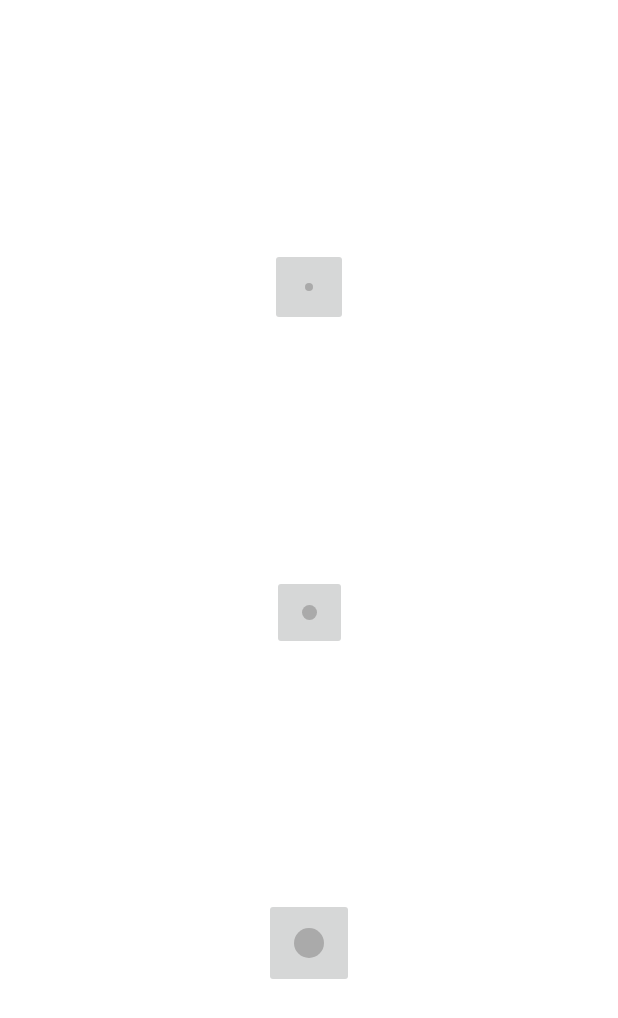
After one commit to shahrazeahmad07/Drawing-Canvas-App, an Android app: the layout dialogue_eraser_size.xml on its own in the app's theme, with its tools: preview values and no code run, on a phone screen of 412 x 824 dp. The commit adds this screen. Shown: the top 1018 px of the screen. Run offline under Robolectric (Android 15) with nearby library versions, the light colour scheme and no system bars.

Commit message:
eraser size dialog completed

```diff
--- /dev/null
+++ b/app/src/main/res/drawable/shape_eraser_large.xml
@@ -0,0 +1,9 @@
+<?xml version="1.0" encoding="utf-8"?>
+<shape android:shape="oval" android:dither="true" xmlns:android="http://schemas.android.com/apk/res/android">
+
+    <size
+        android:height="20dp"
+        android:width="20dp"/>
+
+    <solid android:color="@android:color/darker_gray"/>
+</shape>
--- /dev/null
+++ b/app/src/main/res/layout/dialogue_eraser_size.xml
@@ -0,0 +1,42 @@
+<?xml version="1.0" encoding="utf-8"?>
+<androidx.constraintlayout.widget.ConstraintLayout xmlns:android="http://schemas.android.com/apk/res/android"
+    android:layout_width="match_parent"
+    android:layout_height="match_parent"
+    xmlns:app="http://schemas.android.com/apk/res-auto">
+
+    <ImageButton
+        android:padding="23dp"
+        android:id="@+id/ibSmall"
+        android:layout_width="wrap_content"
+        android:layout_height="wrap_content"
+        android:contentDescription="image"
+        android:src="@drawable/shape_brush_small"
+        app:layout_constraintTop_toTopOf="parent"
+        app:layout_constraintLeft_toLeftOf="parent"
+        app:layout_constraintRight_toRightOf="parent"
+        app:layout_constraintBottom_toTopOf="@+id/ibMedium"/>
+
+    <ImageButton
+        android:padding="20dp"
+        android:id="@+id/ibMedium"
+        android:layout_width="wrap_content"
+        android:layout_height="wrap_content"
+        android:contentDescription="image"
+        android:src="@drawable/shape_brush_medium"
+        app:layout_constraintTop_toBottomOf="@id/ibSmall"
+        app:layout_constraintLeft_toLeftOf="parent"
+        app:layout_constraintRight_toRightOf="parent"
+        app:layout_constraintBottom_toTopOf="@+id/iblarge"/>
+
+    <ImageButton
+        android:padding="20dp"
+        android:id="@+id/iblarge"
+        android:layout_width="wrap_content"
+        android:layout_height="wrap_content"
+        android:contentDescription="image"
+        android:src="@drawable/shape_eraser_large"
+        app:layout_constraintTop_toBottomOf="@id/ibMedium"
+        app:layout_constraintLeft_toLeftOf="parent"
+        app:layout_constraintRight_toRightOf="parent"
+        app:layout_constraintBottom_toBottomOf="parent"/>
+</androidx.constraintlayout.widget.ConstraintLayout>
```
Also changed, not shown: app/src/main/java/com/example/drawingcanvasapp/DrawingView.kt (+13 -9 lines), app/src/main/java/com/example/drawingcanvasapp/MainActivity.kt (+21 -2 lines).
